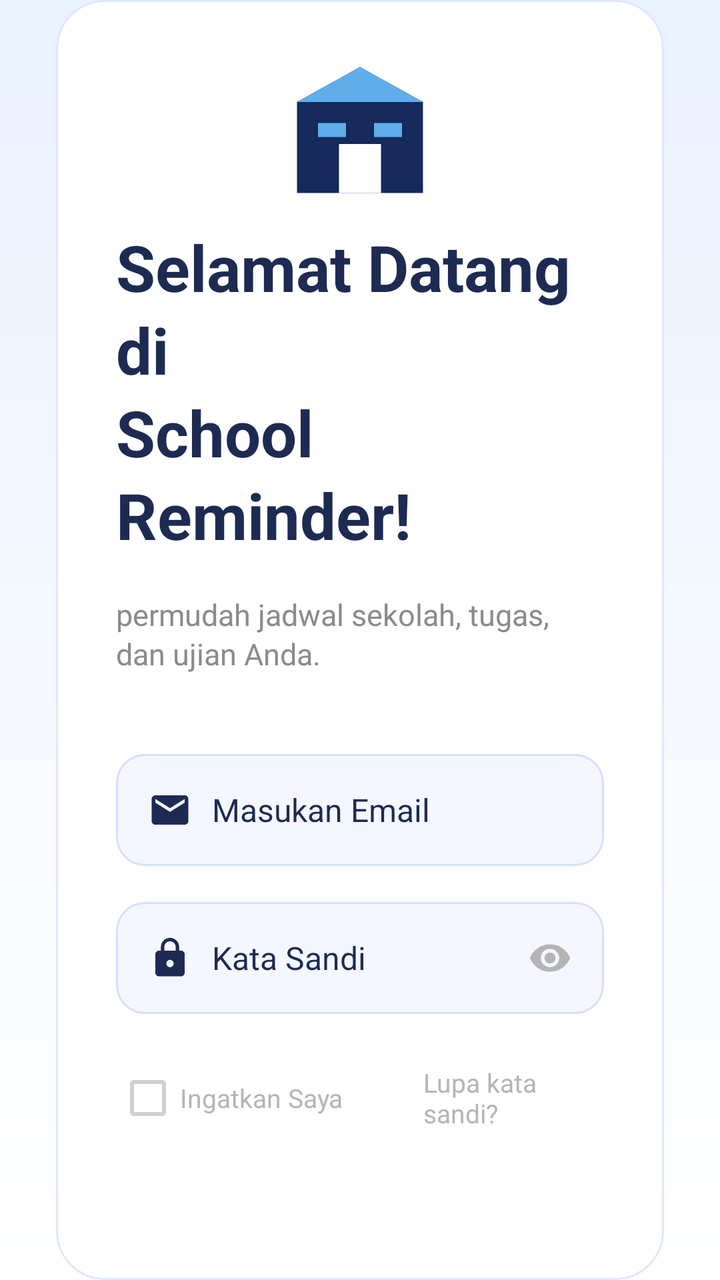
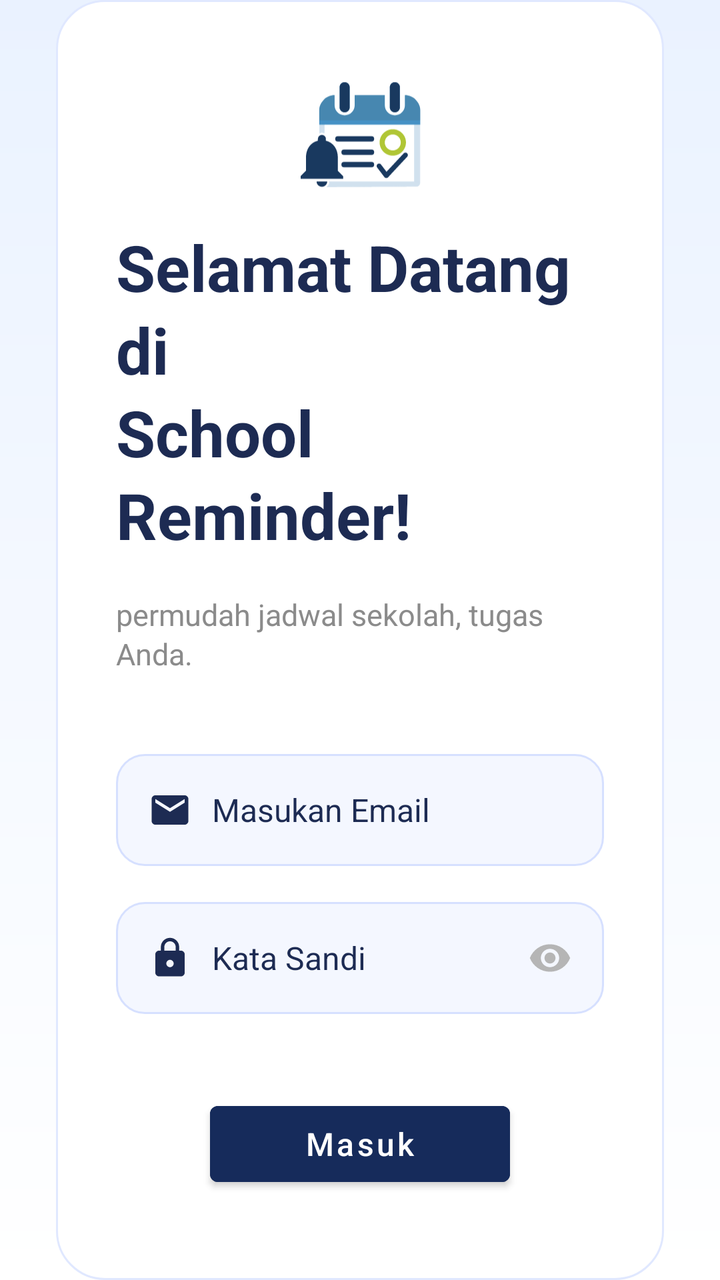

Before-and-after screenshots of an Android layout around one commit, followed by the original layout XML and the change that was made.
<!-- AndroidManifest.xml: application theme Theme.SCHOOLREMINDERR -->
<!-- res/layout/activity_login.xml -->
<?xml version="1.0" encoding="utf-8"?>
<RelativeLayout
    xmlns:android="http://schemas.android.com/apk/res/android"
    android:layout_width="match_parent"
    android:layout_height="match_parent"
    android:background="@drawable/bg_splash">

    
    <LinearLayout
        android:layout_width="match_parent"
        android:layout_height="wrap_content"
        android:layout_centerInParent="true"
        android:layout_marginHorizontal="28dp"
        android:background="@drawable/bg_login_card"
        android:orientation="vertical"
        android:padding="30dp">

        
        <ImageView
            android:layout_width="70dp"
            android:layout_height="70dp"
            android:layout_gravity="center_horizontal"
            android:src="@drawable/logo_school"/>

        
        <TextView
            android:layout_width="wrap_content"
            android:layout_height="wrap_content"
            android:text="Selamat Datang di\nSchool Reminder!"
            android:textStyle="bold"
            android:textColor="#1D2B53"
            android:textSize="32sp"
            android:layout_marginTop="12dp"
            android:lineSpacingExtra="4dp"/>

        
        <TextView
            android:layout_width="wrap_content"
            android:layout_height="wrap_content"
            android:text="permudah jadwal sekolah, tugas,\ndan ujian Anda."
            android:textColor="#8B8B8B"
            android:textSize="15sp"
            android:layout_marginTop="18dp"
            android:lineSpacingExtra="2dp"/>

        
        <LinearLayout
            android:layout_width="match_parent"
            android:layout_height="56dp"
            android:layout_marginTop="40dp"
            android:orientation="horizontal"
            android:gravity="center_vertical"
            android:paddingHorizontal="16dp"
            android:background="@drawable/bg_input">

            <ImageView
                android:layout_width="22dp"
                android:layout_height="22dp"
                android:src="@drawable/ic_email"/>

            <EditText
                android:id="@+id/etUsername"
                android:layout_width="match_parent"
                android:layout_height="wrap_content"
                android:layout_marginStart="10dp"
                android:background="@android:color/transparent"
                android:hint="Masukan Email"
                android:textColor="#1D2B53"
                android:textColorHint="#1D2B53"
                android:textSize="16sp"/>
        </LinearLayout>

        
        <LinearLayout
            android:layout_width="match_parent"
            android:layout_height="56dp"
            android:layout_marginTop="18dp"
            android:orientation="horizontal"
            android:gravity="center_vertical"
            android:paddingHorizontal="16dp"
            android:background="@drawable/bg_input">

            <ImageView
                android:layout_width="22dp"
                android:layout_height="22dp"
                android:src="@drawable/ic_lock"/>

            <EditText
                android:id="@+id/etPassword"
                android:layout_width="0dp"
                android:layout_height="wrap_content"
                android:layout_weight="1"
                android:layout_marginStart="10dp"
                android:background="@android:color/transparent"
                android:hint="Kata Sandi"
                android:textColor="#1D2B53"
                android:textColorHint="#1D2B53"
                android:textSize="16sp"
                android:inputType="textPassword"/>

            <ImageView
                android:layout_width="22dp"
                android:layout_height="22dp"
                android:src="@drawable/ic_eye"/>
        </LinearLayout>

        
        <LinearLayout
            android:layout_width="match_parent"
            android:layout_height="wrap_content"
            android:layout_marginTop="18dp"
            android:orientation="horizontal"
            android:gravity="center_vertical">

            <CheckBox
                android:layout_width="wrap_content"
                android:layout_height="wrap_content"
                android:text="Ingatkan Saya"
                android:textColor="#B5B5B5"
                android:textSize="13sp"
                android:buttonTint="#D0D0D0"/>

            <TextView
                android:layout_width="wrap_content"
                android:layout_height="wrap_content"
                android:text="Lupa kata sandi?"
                android:textColor="#B5B5B5"
                android:textSize="13sp"
                android:layout_marginStart="40dp"/>
        </LinearLayout>

        
        <Button
            android:id="@+id/btnLogin"
            android:layout_width="150dp"
            android:layout_height="50dp"
            android:layout_gravity="center_horizontal"
            android:layout_marginTop="40dp"
            android:text="Masuk"
            android:textAllCaps="false"
            android:textSize="16sp"
            android:textColor="#FFFFFF"
            android:backgroundTint="#162B5B"/>

        
        <TextView
            android:layout_width="wrap_content"
            android:layout_height="wrap_content"
            android:text="Belum Punya Akun ?"
            android:textColor="#B5B5B5"
            android:textSize="14sp"
            android:layout_gravity="center_horizontal"
            android:layout_marginTop="30dp"/>

        <TextView
            android:id="@+id/tvRegister"
            android:layout_width="wrap_content"
            android:layout_height="wrap_content"
            android:text="Daftar Sekarang"
            android:textStyle="bold"
            android:textColor="#1D2B53"
            android:textSize="15sp"
            android:layout_gravity="center_horizontal"/>

    </LinearLayout>

</RelativeLayout>
<!-- resources referenced by this layout -->
<resources>
  <!-- drawable bg_input (drawable) -->
  <?xml version="1.0" encoding="utf-8"?>
  <shape xmlns:android="http://schemas.android.com/apk/res/android"
      android:shape="rectangle">
      <solid android:color="#F4F7FF"/>
      <corners android:radius="14dp"/>
      <stroke android:width="1dp" android:color="#D6E0FF"/>
  </shape>
  <!-- drawable bg_login_card (drawable) -->
  <?xml version="1.0" encoding="utf-8"?>
  <shape xmlns:android="http://schemas.android.com/apk/res/android"
      android:shape="rectangle">
      <solid android:color="#FFFFFF"/>
      <corners android:radius="24dp"/>
      <stroke android:width="1dp" android:color="#E0E8FF"/>
  </shape>
  <!-- drawable bg_splash (drawable) -->
  <?xml version="1.0" encoding="utf-8"?>
  <shape xmlns:android="http://schemas.android.com/apk/res/android"
      android:shape="rectangle">
      <gradient
          android:startColor="#EAF2FF"
          android:endColor="#FFFFFF"
          android:angle="270"/>
  </shape>
  <!-- drawable ic_email (drawable) -->
  <vector xmlns:android="http://schemas.android.com/apk/res/android"
      android:width="24dp"
      android:height="24dp"
      android:viewportWidth="24"
      android:viewportHeight="24"
      android:tint="#1D2B53">
      <path android:fillColor="@android:color/white"
          android:pathData="M20,4H4C2.9,4 2,4.9 2,6v12c0,1.1 0.9,2 2,2h16c1.1,0 2,-0.9 2,-2V6C22,4.9 21.1,4 20,4zM20,8l-8,5 -8,-5V6l8,5 8,-5v2z"/>
  </vector>
  <!-- drawable ic_eye (drawable) -->
  <vector xmlns:android="http://schemas.android.com/apk/res/android"
      android:width="24dp"
      android:height="24dp"
      android:viewportWidth="24"
      android:viewportHeight="24"
      android:tint="#B5B5B5">
      <path android:fillColor="@android:color/white"
          android:pathData="M12,4.5C7,4.5 2.73,7.61 1,12c1.73,4.39 6,7.5 11,7.5s9.27,-3.11 11,-7.5c-1.73,-4.39 -6,-7.5 -11,-7.5zM12,17c-2.76,0 -5,-2.24 -5,-5s2.24,-5 5,-5 5,2.24 5,5 -2.24,5 -5,5zM12,9c-1.66,0 -3,1.34 -3,3s1.34,3 3,3 3,-1.34 3,-3 -1.34,-3 -3,-3z"/>
  </vector>
  <!-- drawable ic_lock (drawable) -->
  <vector xmlns:android="http://schemas.android.com/apk/res/android"
      android:width="24dp"
      android:height="24dp"
      android:viewportWidth="24"
      android:viewportHeight="24"
      android:tint="#1D2B53">
      <path android:fillColor="@android:color/white"
          android:pathData="M18,8h-1V6c0,-2.76 -2.24,-5 -5,-5S7,3.24 7,6v2H6c-1.1,0 -2,0.9 -2,2v10c0,1.1 0.9,2 2,2h12c1.1,0 2,-0.9 2,-2V10c0,-1.1 -0.9,-2 -2,-2zM12,17c-1.1,0 -2,-0.9 -2,-2s0.9,-2 2,-2 2,0.9 2,2 -0.9,2 -2,2zM15.1,8H8.9V6c0,-1.71 1.39,-3.1 3.1,-3.1 1.71,0 3.1,1.39 3.1,3.1v2z"/>
  </vector>
  <!-- drawable logo_school (drawable) -->
  <vector xmlns:android="http://schemas.android.com/apk/res/android"
      android:width="70dp"
      android:height="70dp"
      android:viewportWidth="100"
      android:viewportHeight="100">
      <path android:fillColor="#162B5B"
          android:pathData="M50,5 L5,30 L5,95 L95,95 L95,30 Z"/>
      <path android:fillColor="#5FADEB"
          android:pathData="M50,5 L5,30 L95,30 Z"/>
      <path android:fillColor="#FFFFFF"
          android:pathData="M35,95 L35,60 L65,60 L65,95 Z"/>
      <path android:fillColor="#5FADEB"
          android:pathData="M20,45 L20,55 L40,55 L40,45 Z"/>
      <path android:fillColor="#5FADEB"
          android:pathData="M60,45 L60,55 L80,55 L80,45 Z"/>
  </vector>
  <style name="Theme.SCHOOLREMINDERR" parent="Theme.MaterialComponents.Light.NoActionBar">
      </style>
</resources>

<!-- the commit's change to res/layout/activity_login.xml (unified diff, before → after) -->
@@ -37,7 +37,7 @@
         <TextView
             android:layout_width="wrap_content"
             android:layout_height="wrap_content"
-            android:text="permudah jadwal sekolah, tugas,\ndan ujian Anda."
+            android:text="permudah jadwal sekolah, tugas Anda."
             android:textColor="#8B8B8B"
             android:textSize="15sp"
             android:layout_marginTop="18dp"
@@ -104,30 +104,7 @@
                 android:src="@drawable/ic_eye"/>
         </LinearLayout>
 
-        
-        <LinearLayout
-            android:layout_width="match_parent"
-            android:layout_height="wrap_content"
-            android:layout_marginTop="18dp"
-            android:orientation="horizontal"
-            android:gravity="center_vertical">
 
-            <CheckBox
-                android:layout_width="wrap_content"
-                android:layout_height="wrap_content"
-                android:text="Ingatkan Saya"
-                android:textColor="#B5B5B5"
-                android:textSize="13sp"
-                android:buttonTint="#D0D0D0"/>
-
-            <TextView
-                android:layout_width="wrap_content"
-                android:layout_height="wrap_content"
-                android:text="Lupa kata sandi?"
-                android:textColor="#B5B5B5"
-                android:textSize="13sp"
-                android:layout_marginStart="40dp"/>
-        </LinearLayout>
 
         
         <Button
<!-- resource entries referenced after the edit -->
@@ -55,23 +55,7 @@
       <path android:fillColor="@android:color/white"
           android:pathData="M18,8h-1V6c0,-2.76 -2.24,-5 -5,-5S7,3.24 7,6v2H6c-1.1,0 -2,0.9 -2,2v10c0,1.1 0.9,2 2,2h12c1.1,0 2,-0.9 2,-2V10c0,-1.1 -0.9,-2 -2,-2zM12,17c-1.1,0 -2,-0.9 -2,-2s0.9,-2 2,-2 2,0.9 2,2 -0.9,2 -2,2zM15.1,8H8.9V6c0,-1.71 1.39,-3.1 3.1,-3.1 1.71,0 3.1,1.39 3.1,3.1v2z"/>
   </vector>
-  <!-- drawable logo_school (drawable) -->
-  <vector xmlns:android="http://schemas.android.com/apk/res/android"
-      android:width="70dp"
-      android:height="70dp"
-      android:viewportWidth="100"
-      android:viewportHeight="100">
-      <path android:fillColor="#162B5B"
-          android:pathData="M50,5 L5,30 L5,95 L95,95 L95,30 Z"/>
-      <path android:fillColor="#5FADEB"
-          android:pathData="M50,5 L5,30 L95,30 Z"/>
-      <path android:fillColor="#FFFFFF"
-          android:pathData="M35,95 L35,60 L65,60 L65,95 Z"/>
-      <path android:fillColor="#5FADEB"
-          android:pathData="M20,45 L20,55 L40,55 L40,45 Z"/>
-      <path android:fillColor="#5FADEB"
-          android:pathData="M60,45 L60,55 L80,55 L80,45 Z"/>
-  </vector>
+  <!-- drawable logo_school: vector/xml drawable (drawable, 6751 chars, omitted) -->
   <style name="Theme.SCHOOLREMINDERR" parent="Theme.MaterialComponents.Light.NoActionBar">
       </style>
 </resources>
